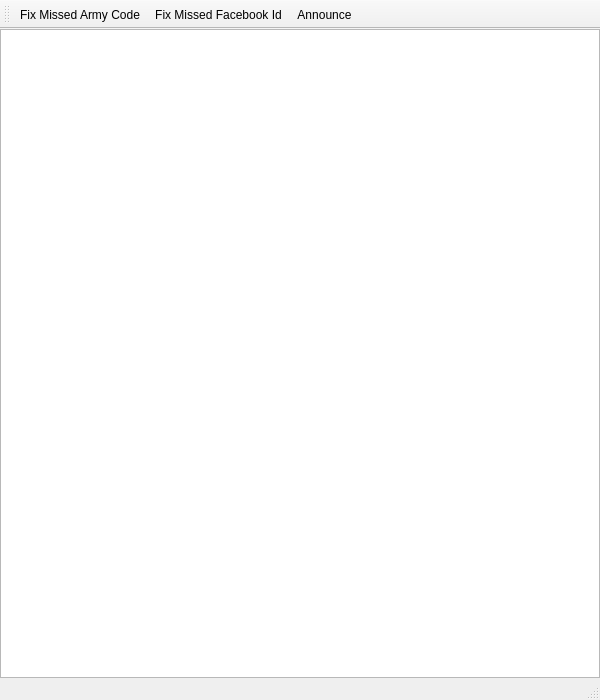
Qt form tabs/armycodeannounceplan.ui (yhuiyang/castleage) before a commit.
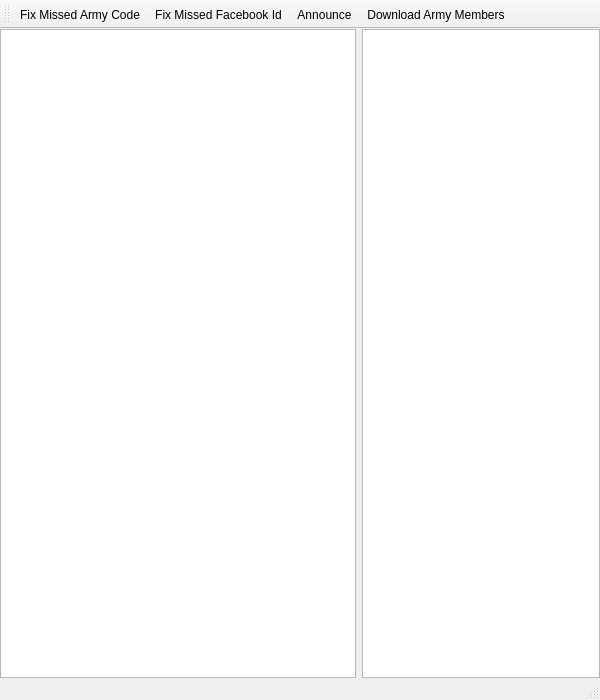
The same form after that commit.

```diff
--- a/tabs/armycodeannounceplan.ui
+++ b/tabs/armycodeannounceplan.ui
@@ -14,7 +14,7 @@
    <string>MainWindow</string>
   </property>
   <widget class="QWidget" name="centralwidget">
-   <layout class="QVBoxLayout" name="verticalLayout">
+   <layout class="QHBoxLayout" name="horizontalLayout" stretch="3,2">
     <property name="leftMargin">
      <number>0</number>
     </property>
@@ -28,12 +28,19 @@
      <number>0</number>
     </property>
     <item>
-     <widget class="QTableView" name="tableView">
+     <widget class="QTableView" name="tableViewAccounts">
       <property name="selectionBehavior">
        <enum>QAbstractItemView::SelectRows</enum>
       </property>
      </widget>
     </item>
+    <item>
+     <widget class="QTableView" name="tableViewArmyMembers">
+      <property name="selectionMode">
+       <enum>QAbstractItemView::NoSelection</enum>
+      </property>
+     </widget>
+    </item>
    </layout>
   </widget>
   <widget class="QMenuBar" name="menubar">
@@ -60,6 +67,7 @@
    <addaction name="actionUpdateArmyCode"/>
    <addaction name="actionUpdateFacebookId"/>
    <addaction name="actionAnnounce"/>
+   <addaction name="actionDownloadArmyMembers"/>
   </widget>
   <action name="actionUpdateArmyCode">
    <property name="text">
@@ -82,6 +90,14 @@
     <string>Announce army code and facebook id</string>
    </property>
   </action>
+  <action name="actionDownloadArmyMembers">
+   <property name="text">
+    <string>Download Army Members</string>
+   </property>
+   <property name="toolTip">
+    <string>Download army members from CA server</string>
+   </property>
+  </action>
  </widget>
  <resources/>
  <connections/>
```
